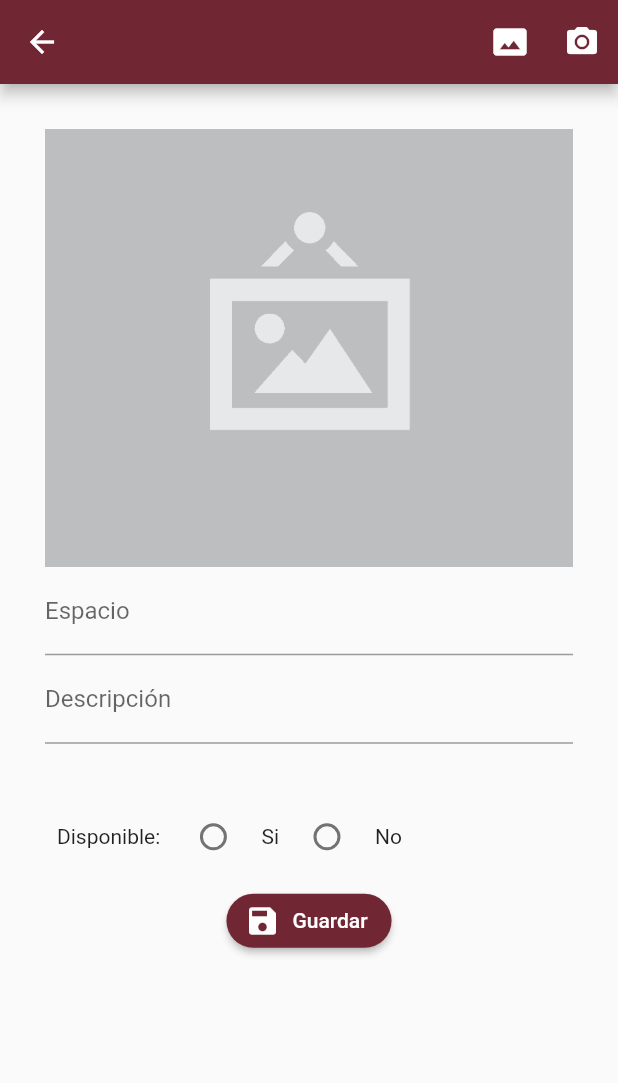
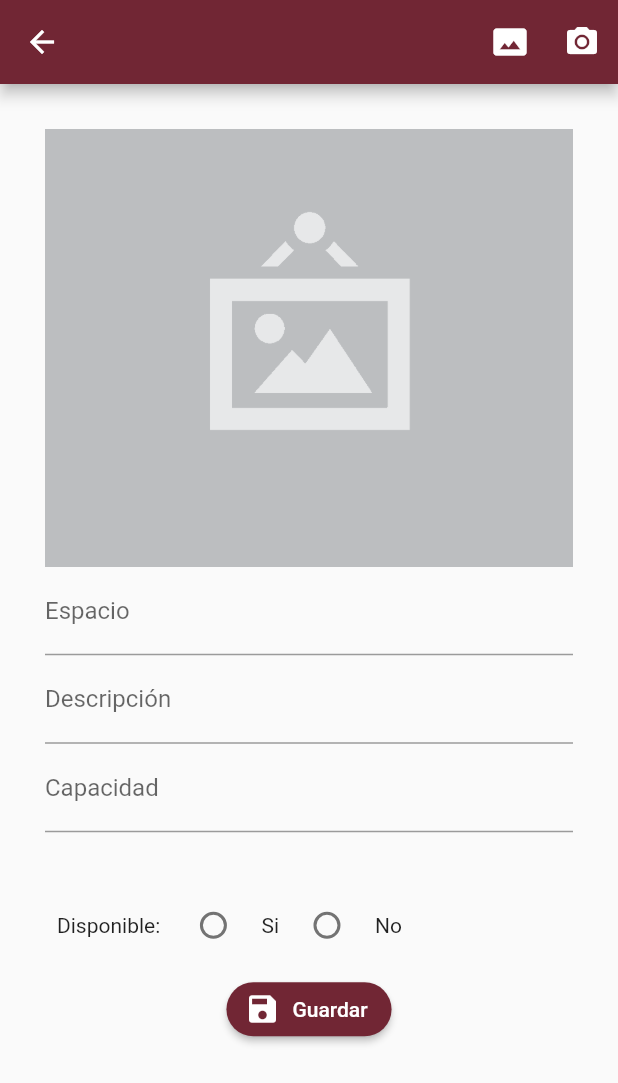
Before and after one commit to Marco-Chi-Castillo/app_flutter, a Flutter app: the FormEspacioPage screen opened by its route, after a tap on the "photo size select actual" icon, on a phone screen of 412 x 824 dp. Shown: the top 1083 px of the screen. Run offline on Flutter 3.47's test engine with Material 2 defaults, Android fonts, the phone set to English and light mode, and no system bars; our stand-ins replace image_picker; project files that could hold a hidden picture were left out.

Commit message:
Detalles

```diff
--- a/data/lista_espacios.json
+++ b/data/lista_espacios.json
@@ -5,63 +5,72 @@
        "Descripcion" : "Area para utilizar equipos de computos.",
        "fecha" : "11/11/2020",
        "estado" : "Disponible",
-       "fotoUrl": "assets/im.jpg"
+       "fotoUrl": "assets/im.jpg",
+       "capacidad": "30"
     },
     {
        "edificio": "Centro de computo 2",
        "Descripcion" : "Area para utilizar equipos de computos.",
        "fecha" : "11/11/2020",
        "estado" : "Disponible",
-       "fotoUrl": "assets/im2.jpg"
+       "fotoUrl": "assets/im2.jpg",
+       "capacidad": "35"
     },
     {
        "edificio": "Centro de computo 3",
        "Descripcion" : "Area para utilizar equipos de computos.",
        "fecha" : "11/11/2020",
        "estado" : "Disponible",
-       "fotoUrl": "assets/im3.jpg"
+       "fotoUrl": "assets/im3.jpg",
+       "capacidad": "25"
     },
     {
        "edificio": "Laboratorio de Idiomas",
        "Descripcion" : "Area para las clases de idiomas o actividades",
        "fecha" : "11/11/2020",
        "estado" : "Disponible",
-       "fotoUrl": "assets/im4.jpg"
+       "fotoUrl": "assets/im4.jpg",
+       "capacidad": "30"
     },
     {
        "edificio": "Audiovisual 1",
        "Descripcion" : "Area para actividades del itsva",
        "fecha" : "11/11/2020",
        "estado" : "Disponible",
-       "fotoUrl": "assets/im5.jpg"
+       "fotoUrl": "assets/im5.jpg",
+       "capacidad": "32"
     },
     {
        "edificio": "Audiovisual 2",
        "Descripcion" : "Area para actividades del itsva",
        "fecha" : "11/11/2020",
        "estado" : "Disponible",
-       "fotoUrl": "assets/im6.jpg"
+       "fotoUrl": "assets/im6.jpg",
+       "capacidad": "20"
     },
     {
        "edificio": "Sala de juntas 1",
        "Descripcion" : "Area para las juntas del itsva",
        "fecha" : "11/11/2020",
        "estado" : "Disponible",
-       "fotoUrl": "assets/im7.jpg"
+       "fotoUrl": "assets/im7.jpg",
+       "capacidad": "25"
     },
     {
        "edificio": "Sala de juntas 2",
        "Descripcion" : "Area para las juntas del itsva",
        "fecha" : "11/11/2020",
        "estado" : "Disponible",
-       "fotoUrl": "assets/im8.jpg"
+       "fotoUrl": "assets/im8.jpg",
+       "capacidad": "30"
     },
     {
        "edificio": "Auditorio",
        "Descripcion" : "Area para diversas actividades del itsva",
        "fecha" : "11/11/2020",
        "estado" : "Disponible",
-       "fotoUrl": "assets/im0.jpg"
+       "fotoUrl": "assets/im0.jpg",
+       "capacidad": "85"
     }
   ]
 }
--- a/lib/src/pages/espacio_Formulario_page.dart
+++ b/lib/src/pages/espacio_Formulario_page.dart
@@ -52,6 +52,7 @@ class _FormEspacioPageState extends State<FormEspacioPage> {
                   _mostrarFoto(),
                   _inputNombre(),
                   _inputDescripcion(),
+                  _inputCapacidad(),
                   SizedBox(height: 30.0),
                   _radioButtons(),
                   _buttonGuardar(),
@@ -77,22 +78,10 @@ class _FormEspacioPageState extends State<FormEspacioPage> {
   }
 
   _seleccionarFoto() async {
-    /*foto = await ImagePicker.pickImage(source: ImageSource.gallery);
-    if (foto != null) {
-      //Limpieza
-    }
-
-    setState(() {});*/
     _procesarImagen(ImageSource.gallery);
   }
 
   _tomarFoto() async {
-    /*foto = await ImagePicker.pickImage(source: ImageSource.camera);
-    if (foto != null) {
-      //Limpieza
-    }
-
-    setState(() {});*/
     _procesarImagen(ImageSource.camera);
   }
 
@@ -119,6 +108,15 @@ class _FormEspacioPageState extends State<FormEspacioPage> {
       textCapitalization: TextCapitalization.sentences,
       decoration: InputDecoration(
         labelText: 'Descripción',
+      ),
+    );
+  }
+
+  Widget _inputCapacidad() {
+    return TextFormField(
+      textCapitalization: TextCapitalization.sentences,
+      decoration: InputDecoration(
+        labelText: 'Capacidad',
       ),
     );
   }
--- a/lib/src/pages/espacio_detalle_page.dart
+++ b/lib/src/pages/espacio_detalle_page.dart
@@ -67,6 +67,12 @@ class EspacioDetalle extends StatelessWidget {
       ),
       Divider(),
       ListTile(
+        leading: Icon(Icons.account_box),
+        title: Text(espacio['capacidad']),
+        subtitle: Text('Capacidad de personas'),
+      ),
+      Divider(),
+      ListTile(
         leading: Icon(Icons.radio_button_checked),
         title: Text(espacio['estado']),
         subtitle: Text('Estado del edifcio'),
@@ -75,17 +81,6 @@ class EspacioDetalle extends StatelessWidget {
 
     return items;
   }
-
-  /*Widget _mostrarFotod() {
-    if (fotoUrl != null) {
-      return Container();
-    } else {
-      if (foto != null) {
-        return Image.file(foto, height: 300.0, fit: BoxFit.cover);
-      }
-      return Image.asset('assets/im2.jpg', height: 300.0, fit: BoxFit.cover);
-    }
-  }*/
 
   void _alertDelete(BuildContext context) {
     showDialog(
```
